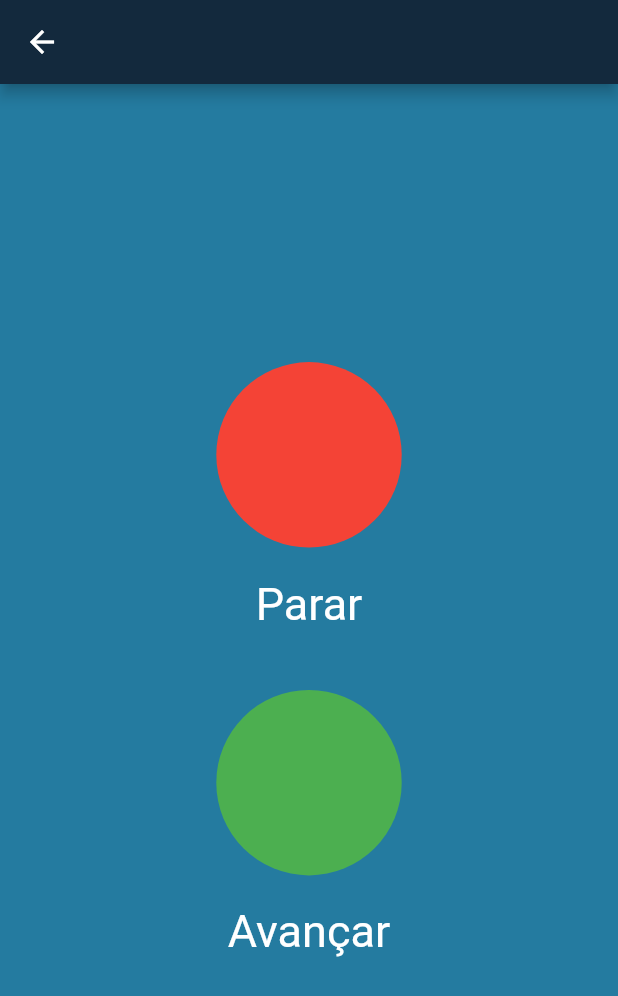
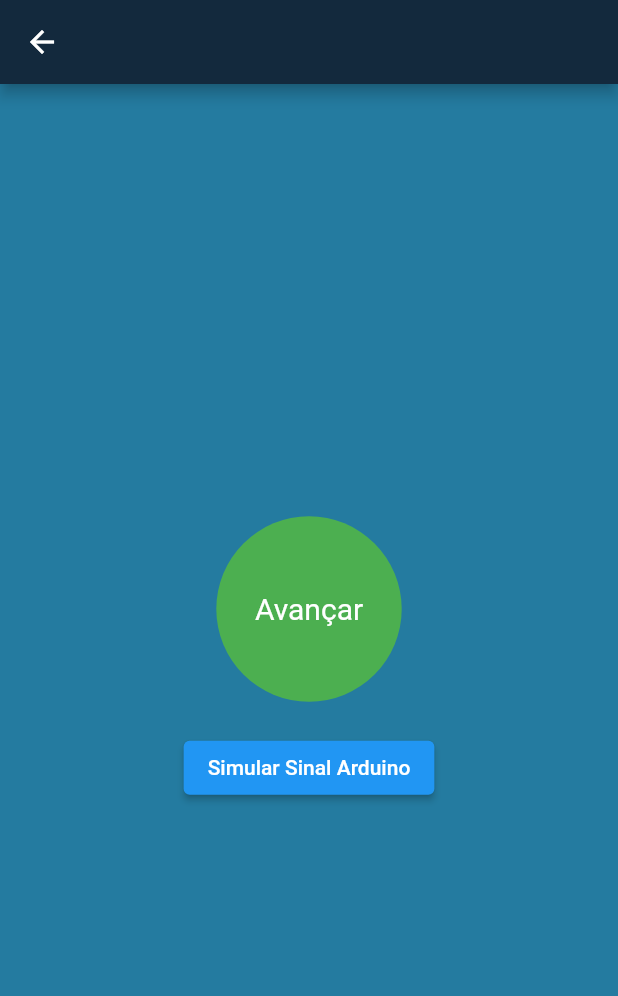
Before and after one commit to arthurlspolti/sinalverde1, a Flutter app: the SecondPage screen opened directly, on a phone screen of 412 x 824 dp. Shown: the top 996 px of the screen. Run offline on Flutter 3.47's test engine with Material 2 defaults, Android fonts, the light colour scheme and no system bars; our stand-ins replace audioplayers; Roboto replaces fonts that are missing (verdana).

Commit message:
Debug - conexão

```diff
--- a/lib/screens/second_page.dart
+++ b/lib/screens/second_page.dart
@@ -1,5 +1,5 @@
+import 'dart:async';
 import 'package:flutter/material.dart';
-import 'package:audioplayers/audioplayers.dart';
 
 class SecondPage extends StatefulWidget {
   @override
@@ -7,22 +7,36 @@ class SecondPage extends StatefulWidget {
 }
 
 class _SecondPageState extends State<SecondPage> {
-  AudioPlayer _audioPlayer = AudioPlayer();
+  Color _circleColor = Colors.green;
+  Timer? _timer;
 
   @override
   void initState() {
     super.initState();
-    _playAudio();
   }
 
-  Future<void> _playAudio() async {
-    await _audioPlayer.play(AssetSource('toque.mp3'));
-    await _audioPlayer.setVolume(1);
+  void _startTimer() {
+    if (_timer != null && _timer!.isActive) {
+      _timer!.cancel();
+    }
+
+    _timer = Timer(Duration(seconds: 5), () {
+      setState(() {
+        _circleColor = Colors.red;
+      });
+    });
+  }
+
+  void _simulateArduinoSignal() {
+    setState(() {
+      _circleColor = Colors.green;
+      _startTimer();
+    });
   }
 
   @override
   void dispose() {
-    _audioPlayer.dispose();
+    _timer?.cancel();
     super.dispose();
   }
 
@@ -43,36 +57,26 @@ class _SecondPageState extends State<SecondPage> {
                 width: MediaQuery.of(context).size.width * 0.3,
                 height: MediaQuery.of(context).size.width * 0.3,
                 decoration: BoxDecoration(
-                  color: Colors.red,
+                  color: _circleColor,
                   shape: BoxShape.circle,
                 ),
-              ),
-              SizedBox(height: 20),
-              Text(
-                'Parar',
+                child: Center(
+                  child: Text(
+                    _circleColor == Colors.green ? 'Avançar' : 'Parar',
                     style: TextStyle(
-                  fontSize: 30,
+                      fontSize: 20,
                       color: Colors.white,
                       fontFamily: 'verdana',
                     ),
                   ),
-              SizedBox(height: 40),
-              Container(
-                width: MediaQuery.of(context).size.width * 0.3,
-                height: MediaQuery.of(context).size.width * 0.3,
-                decoration: BoxDecoration(
-                  color: Colors.green,
-                  shape: BoxShape.circle,
                 ),
               ),
               SizedBox(height: 20),
-              Text(
-                'Avançar',
-                style: TextStyle(
-                  fontSize: 30,
-                  color: Colors.white,
-                  fontFamily: 'verdana',
-                ),
+              ElevatedButton(
+                onPressed: () {
+                  _simulateArduinoSignal();
+                },
+                child: Text('Simular Sinal Arduino'),
               ),
             ],
           ),
```
Lines whose indentation alone changed are shown as unchanged.
